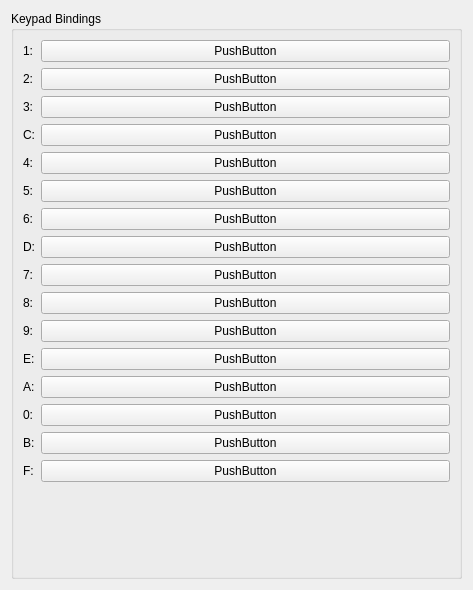
The window that src/frontend/views/settings/keypad_settings.ui (kaichiuchu/vm-tutorial) describes before a commit, drawn with Qt 5.
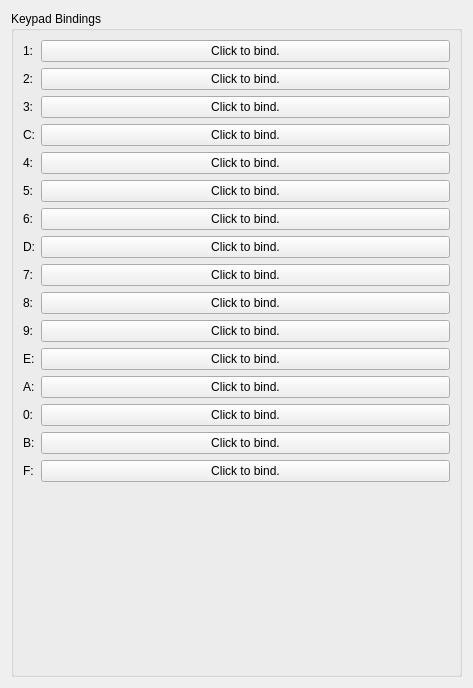
The same window after the commit.

Diff of the .ui file:
```diff
--- a/src/frontend/views/settings/keypad_settings.ui
+++ b/src/frontend/views/settings/keypad_settings.ui
@@ -7,7 +7,7 @@
     <x>0</x>
     <y>0</y>
     <width>473</width>
-    <height>590</height>
+    <height>688</height>
    </rect>
   </property>
   <property name="windowTitle">
@@ -30,7 +30,7 @@
       <item row="0" column="1">
        <widget class="QPushButton" name="button_1">
         <property name="text">
-         <string>PushButton</string>
+         <string>Click to bind.</string>
         </property>
        </widget>
       </item>
@@ -44,7 +44,7 @@
       <item row="1" column="1">
        <widget class="QPushButton" name="button_2">
         <property name="text">
-         <string>PushButton</string>
+         <string>Click to bind.</string>
         </property>
        </widget>
       </item>
@@ -58,7 +58,7 @@
       <item row="2" column="1">
        <widget class="QPushButton" name="button_3">
         <property name="text">
-         <string>PushButton</string>
+         <string>Click to bind.</string>
         </property>
        </widget>
       </item>
@@ -72,7 +72,7 @@
       <item row="3" column="1">
        <widget class="QPushButton" name="button_C">
         <property name="text">
-         <string>PushButton</string>
+         <string>Click to bind.</string>
         </property>
        </widget>
       </item>
@@ -86,7 +86,7 @@
       <item row="4" column="1">
        <widget class="QPushButton" name="button_4">
         <property name="text">
-         <string>PushButton</string>
+         <string>Click to bind.</string>
         </property>
        </widget>
       </item>
@@ -100,7 +100,7 @@
       <item row="5" column="1">
        <widget class="QPushButton" name="button_5">
         <property name="text">
-         <string>PushButton</string>
+         <string>Click to bind.</string>
         </property>
        </widget>
       </item>
@@ -114,7 +114,7 @@
       <item row="6" column="1">
        <widget class="QPushButton" name="button_6">
         <property name="text">
-         <string>PushButton</string>
+         <string>Click to bind.</string>
         </property>
        </widget>
       </item>
@@ -128,7 +128,7 @@
       <item row="7" column="1">
        <widget class="QPushButton" name="button_D">
         <property name="text">
-         <string>PushButton</string>
+         <string>Click to bind.</string>
         </property>
        </widget>
       </item>
@@ -142,7 +142,7 @@
       <item row="8" column="1">
        <widget class="QPushButton" name="button_7">
         <property name="text">
-         <string>PushButton</string>
+         <string>Click to bind.</string>
         </property>
        </widget>
       </item>
@@ -156,7 +156,7 @@
       <item row="9" column="1">
        <widget class="QPushButton" name="button_8">
         <property name="text">
-         <string>PushButton</string>
+         <string>Click to bind.</string>
         </property>
        </widget>
       </item>
@@ -170,7 +170,7 @@
       <item row="10" column="1">
        <widget class="QPushButton" name="button_9">
         <property name="text">
-         <string>PushButton</string>
+         <string>Click to bind.</string>
         </property>
        </widget>
       </item>
@@ -184,7 +184,7 @@
       <item row="11" column="1">
        <widget class="QPushButton" name="button_E">
         <property name="text">
-         <string>PushButton</string>
+         <string>Click to bind.</string>
         </property>
        </widget>
       </item>
@@ -198,7 +198,7 @@
       <item row="12" column="1">
        <widget class="QPushButton" name="button_A">
         <property name="text">
-         <string>PushButton</string>
+         <string>Click to bind.</string>
         </property>
        </widget>
       </item>
@@ -212,7 +212,7 @@
       <item row="13" column="1">
        <widget class="QPushButton" name="button_0">
         <property name="text">
-         <string>PushButton</string>
+         <string>Click to bind.</string>
         </property>
        </widget>
       </item>
@@ -226,7 +226,7 @@
       <item row="14" column="1">
        <widget class="QPushButton" name="button_B">
         <property name="text">
-         <string>PushButton</string>
+         <string>Click to bind.</string>
         </property>
        </widget>
       </item>
@@ -240,7 +240,7 @@
       <item row="15" column="1">
        <widget class="QPushButton" name="button_F">
         <property name="text">
-         <string>PushButton</string>
+         <string>Click to bind.</string>
         </property>
        </widget>
       </item>
```
